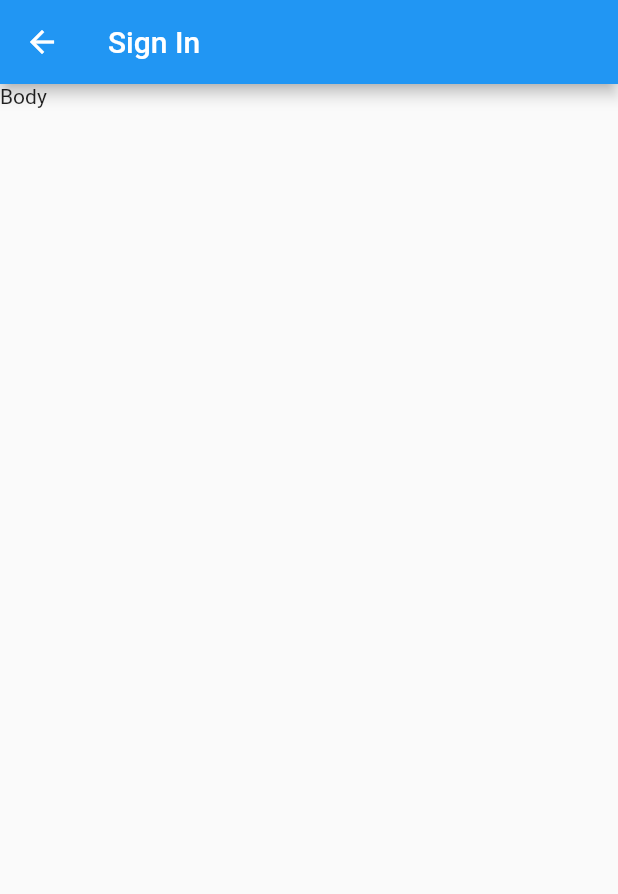
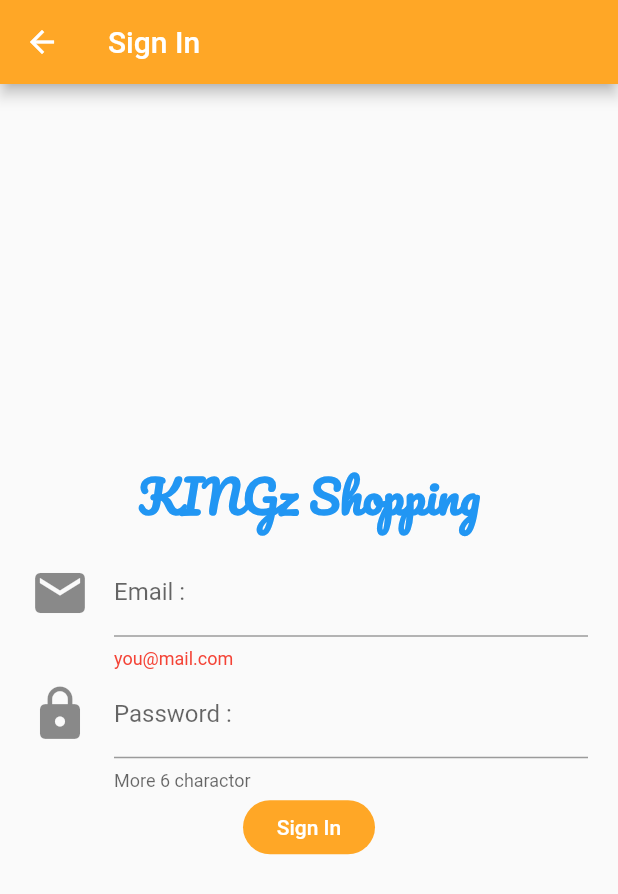
Before and after one commit to Sathitkingz/KingzShopping, a Flutter app: the screen it shows after launch, after a tap on "Sign In", on a phone screen of 412 x 824 dp. Shown: the top 894 px of the screen. Run offline on Flutter 3.47's test engine with Material 2 defaults, Android fonts, the phone set to English and light mode, and no system bars; our stand-ins replace firebase_auth; accounts and stored records are empty.

```diff
--- a/lib/main.dart
+++ b/lib/main.dart
@@ -1,6 +1,7 @@
 import 'package:flutter/material.dart';
 import 'package:flutter/services.dart';
 import 'package:kingz_shopping/screens/home.dart';
+import 'package:kingz_shopping/screens/sign_in.dart';
 
 main() {
   runApp(MyApp());
@@ -12,7 +13,8 @@ class MyApp extends StatelessWidget {
     SystemChrome.setPreferredOrientations(
         [DeviceOrientation.portraitUp, DeviceOrientation.portraitDown]);
     return MaterialApp(debugShowCheckedModeBanner: false,
-      home: Home(),
+      //home: SignIn(),
+       home: Home(),
     );
   }
 }
--- a/lib/screens/home.dart
+++ b/lib/screens/home.dart
@@ -63,6 +63,8 @@ class _HomeState extends State<Home> {
           var signInRoute =
               MaterialPageRoute(builder: (BuildContext context) => SignIn());
           Navigator.of(context).push(signInRoute);
+
+
         },
       ),
     );
--- a/lib/screens/sign_in.dart
+++ b/lib/screens/sign_in.dart
@@ -1,4 +1,8 @@
+import 'dart:developer';
+
+import 'package:firebase_auth/firebase_auth.dart';
 import 'package:flutter/material.dart';
+import 'package:kingz_shopping/screens/my_service.dart';
 
 class SignIn extends StatefulWidget {
   @override
@@ -6,13 +10,140 @@ class SignIn extends StatefulWidget {
 }
 
 class _SignInState extends State<SignIn> {
+  // Explicit
+  double myPadding = 20.0;
+  String emailString, passwordString;
+  FirebaseAuth firebaseAuth = FirebaseAuth.instance;
+  final formKey = GlobalKey<FormState>();
+  String myEmail, myPass;
+  final scaffoldKey = GlobalKey<ScaffoldState>();
+
+  Widget showAppName() {
+    return Container(
+      margin: EdgeInsets.only(bottom: 8.0),
+      child: Text(
+        'KINGz Shopping',
+        style: TextStyle(
+          fontSize: 30.0,
+          color: Colors.blue[500],
+          fontWeight: FontWeight.bold,
+          fontFamily: 'Pacifico',
+        ),
+      ),
+    );
+  }
+
+  Widget emailText() {
+    return Container(
+      padding: EdgeInsets.only(left: myPadding, right: myPadding),
+      child: TextFormField(
+        keyboardType: TextInputType.emailAddress,
+        decoration: InputDecoration(
+          labelText: 'Email :',
+          hintText: 'you@mail.com', // อยู่ในช่องที่กรอก
+          icon: Icon(
+            Icons.email,
+            size: 40.0,
+          ),
+          helperText: 'you@mail.com', // อยู่ใต้ช่องที่กรอก
+          helperStyle: TextStyle(color: Colors.red),
+        ),
+        onSaved: (String value) {
+          emailString = value;
+        },
+      ),
+    );
+  }
+
+  Widget passwordText() {
+    return Container(
+      padding: EdgeInsets.only(left: myPadding, right: myPadding),
+      child: TextFormField(
+        obscureText: true,
+        decoration: InputDecoration(
+          labelText: 'Password :',
+          helperText: 'More 6 charactor',
+          icon: Icon(
+            Icons.lock,
+            size: 40.0,
+          ),
+        ),
+        onSaved: (String value) {
+          passwordString = value;
+        },
+      ),
+    );
+  }
+
+  Widget signInButton() {
+    return Container(
+      child: FlatButton(
+        color: Colors.orange[400],
+        shape: RoundedRectangleBorder(
+          borderRadius: BorderRadius.circular(30.0),
+        ),
+        child: Text(
+          'Sign In',
+          style: TextStyle(color: Colors.white),
+        ),
+        onPressed: () {
+          print('You Click SignIn');
+          formKey.currentState.save();
+          checkAuthen();
+
+          var signInRoute =
+              MaterialPageRoute(builder: (BuildContext context) => SignIn());
+          Navigator.of(context).push(signInRoute);
+        },
+      ),
+    );
+  }
+
+  Future<void> checkAuthen() async {
+    await firebaseAuth
+        .signInWithEmailAndPassword(
+            email: emailString, password: passwordString)
+        .then((response) {
+      var homeRoute =
+          MaterialPageRoute(builder: (BuildContext context) => myService());
+      Navigator.of(context)
+          .pushAndRemoveUntil(homeRoute, (Route<dynamic> route) => false);
+    }).catchError((respone) {
+      String errorString = respone.message;
+      mySnackBar(errorString);
+    });
+  }
+
+  void mySnackBar(String messageString) {
+    SnackBar snackBar = SnackBar(
+      content: Text(messageString),
+    );
+    scaffoldKey.currentState.showSnackBar(snackBar);
+  }
+
   @override
   Widget build(BuildContext context) {
     return Scaffold(
+      key: scaffoldKey,
       appBar: AppBar(
         title: Text('Sign In'),
+        backgroundColor: Colors.orange[400],
       ),
-      body: Text('Body'),
+      body: Form(
+        child: Container(
+          key: formKey,
+          child: Column(
+            mainAxisAlignment: MainAxisAlignment.center,
+            children: <Widget>[
+              showAppName(),
+              emailText(),
+              passwordText(),
+              signInButton(),
+            ],
+          ),
+          alignment: Alignment.center,
+        ),
+      ),
     );
   }
 }
```
Also changed, not shown: lib/screens/my_service.dart (+21 -0 lines).
